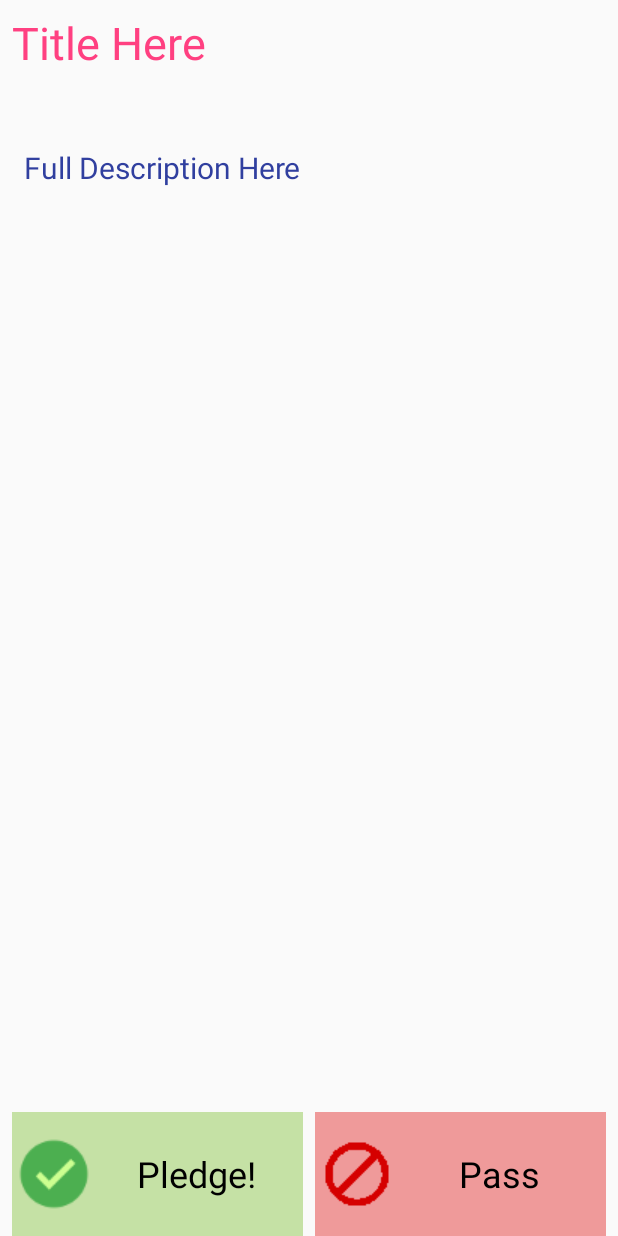
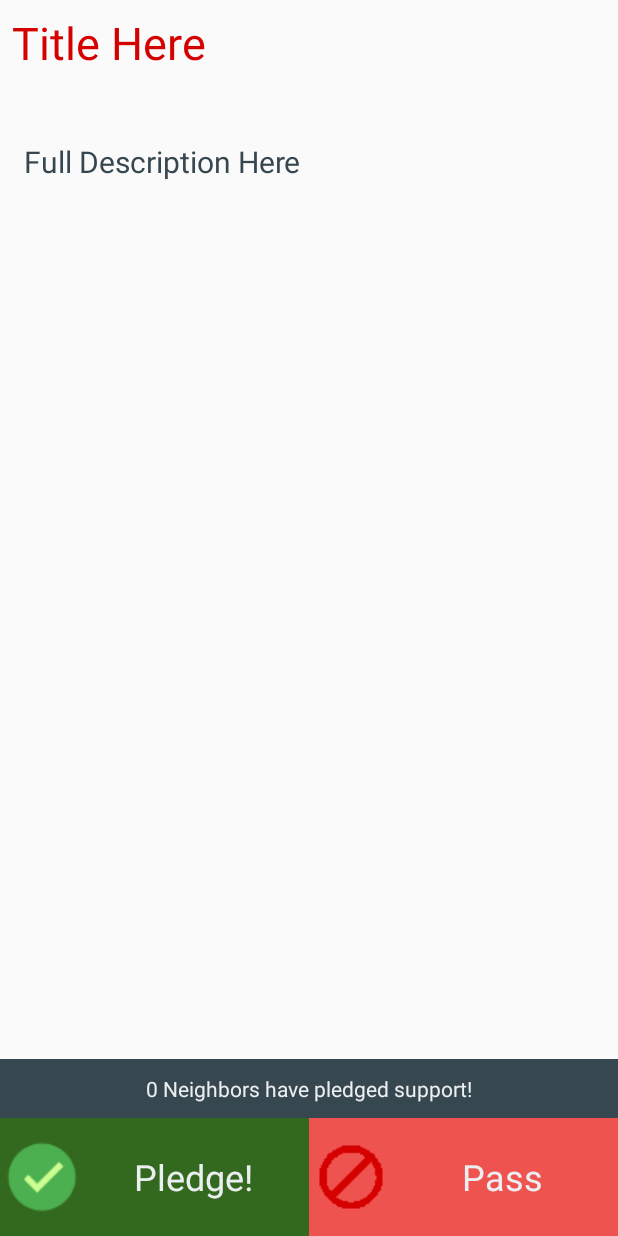
Before and after one commit to nuily/NeighborHub, an Android app: the layout post_detail.xml on its own in the app's theme, with its tools: preview values and no code run, on a phone screen of 412 x 824 dp. Run offline under Robolectric (Android 15) with nearby library versions, the phone set to English and light mode, and no system bars.

Commit message:
Post Recycler Layout

```diff
--- a/app/build.gradle
+++ b/app/build.gradle
@@ -45,15 +45,13 @@ android {
 
 
 dependencies {
-    compile fileTree(dir: 'libs', include: ['*.jar'])
+    compile fileTree(include: ['*.jar'], dir: 'libs')
     androidTestCompile('com.android.support.test.espresso:espresso-core:2.2.2', {
         exclude group: 'com.android.support', module: 'support-annotations'
     })
-
     compile('com.twitter.sdk.android:twitter:2.2.0@aar') {
         transitive = true;
     }
-
     compile 'com.android.support:appcompat-v7:25.1.1'
     compile 'com.android.support:design:25.1.1'
     compile 'com.android.support:recyclerview-v7:25.1.1'
@@ -71,5 +69,6 @@ dependencies {
     compile 'com.jakewharton:butterknife:8.5.1'
     compile 'com.google.firebase:firebase-auth:10.0.1'
     testCompile 'junit:junit:4.12'
+    compile 'nl.qbusict:cupboard:2.2.0'
 }
 apply plugin: 'com.google.gms.google-services'
--- a/app/src/main/res/layout/post_detail.xml
+++ b/app/src/main/res/layout/post_detail.xml
@@ -3,23 +3,23 @@
     android:layout_width="match_parent"
     android:layout_height="match_parent"
     android:orientation="vertical"
-    android:weightSum="10">
+    android:weightSum="21">
 
     <TextView
         android:id="@+id/tv_full_title"
         android:layout_width="match_parent"
         android:layout_height="0dp"
-        android:layout_weight="1"
+        android:layout_weight="2"
         android:padding="8dp"
         android:text="Title Here"
-        android:textColor="@color/colorAccent"
+        android:textColor="@color/colorPostHeading"
         android:textSize="30dp" />
 
     <ScrollView
         android:id="@+id/sv_full_desc"
         android:layout_width="match_parent"
         android:layout_height="0dp"
-        android:layout_weight="8">
+        android:layout_weight="16">
 
         <TextView
             android:id="@+id/tv_full_desc"
@@ -27,49 +27,62 @@
             android:layout_height="wrap_content"
             android:padding="16dp"
             android:text="Full Description Here"
-            android:textColor="@color/colorPrimaryDark"
+            android:textColor="@color/colorPostText"
             android:textSize="20dp" />
 
     </ScrollView>
 
     <LinearLayout
-        android:orientation="horizontal"
+        android:id="@+id/ll_number_pledged_full"
+        android:layout_width="match_parent"
+        android:layout_height="0dp"
+        android:layout_weight="1"
+        android:background="@color/colorPostText">
+
+        <TextView
+            android:id="@+id/tv_number_pledged_full"
+            android:layout_width="match_parent"
+            android:layout_height="match_parent"
+            android:gravity="center"
+            android:text="0 Neighbors have pledged support!"
+            android:textColor="@color/colorTextLight" />
+
+    </LinearLayout>
+
+    <LinearLayout
         android:id="@+id/ll_full_desc_bottom"
         android:layout_width="match_parent"
         android:layout_height="0dp"
-        android:layout_weight="1"
+        android:layout_weight="2"
+        android:orientation="horizontal"
         android:weightSum="2">
 
         <TextView
             android:id="@+id/tv_pledge"
-            android:layout_marginRight="4dp"
-            android:layout_marginLeft="8dp"
+            android:layout_width="0dp"
+            android:layout_height="match_parent"
+
+            android:layout_weight="1"
+            android:background="#33691E"
+            android:drawableLeft="@drawable/pledge_48"
+            android:gravity="center"
             android:paddingLeft="4dp"
+            android:text="Pledge!"
+            android:textColor="@color/colorTextLight"
+            android:textSize="24dp" />
+
+        <TextView
+            android:id="@+id/tv_pass"
             android:layout_width="0dp"
             android:layout_height="match_parent"
             android:layout_weight="1"
-            android:background="#C5E1A5"
-            android:drawableLeft="@drawable/pledge_48"
-            android:textColor="#000000"
-            android:textSize="24dp"
-            android:text="Pledge!"
-            android:gravity="center"/>
-        <TextView
-            android:id="@+id/tv_pass"
-            android:layout_marginLeft="4dp"
-            android:layout_marginRight="8dp"
+            android:background="#EF5350"
+            android:drawableLeft="@drawable/pass_48"
+            android:gravity="center"
             android:paddingLeft="4dp"
-
-            android:layout_width="0dp"
-            android:layout_height="match_parent"
-            android:layout_weight="1"
-            android:background="#EF9A9A"
-            android:drawableLeft="@drawable/pass_48"
-            android:textColor="#000000"
-            android:textSize="24dp"
             android:text="Pass"
-            android:gravity="center"/>
-
+            android:textColor="@color/colorTextLight"
+            android:textSize="24dp" />
 
     </LinearLayout>
 
--- a/app/src/main/res/values/colors.xml
+++ b/app/src/main/res/values/colors.xml
@@ -3,4 +3,7 @@
     <color name="colorPrimary">#3F51B5</color>
     <color name="colorPrimaryDark">#303F9F</color>
     <color name="colorAccent">#FF4081</color>
+    <color name="colorPostText">#37474F</color>
+    <color name="colorPostHeading">#D50000</color>
+    <color name="colorTextLight">#ECEFF1</color>
 </resources>
```
Also changed, not shown: app/src/main/java/nyc/c4q/huilin/neighborhoodhub/crier/CrierFragment.java (added, +19 -0 lines), app/src/main/java/nyc/c4q/huilin/neighborhoodhub/crier/CrierPost.java (added, +43 -0 lines), app/src/main/java/nyc/c4q/huilin/neighborhoodhub/crier/CrierPostDataProvider.java (added, +298 -0 lines), app/src/main/java/nyc/c4q/huilin/neighborhoodhub/model/database/CrierDatabaseHelper.java (added, +52 -0 lines), app/src/main/res/layout/fragment_crier.xml (added, +55 -0 lines), app/src/main/res/layout/post_item.xml (+27 -8 lines), app/src/main/res/drawable/add_48.png (added).
